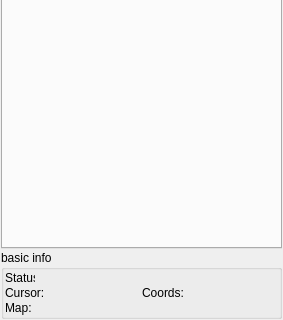
First picture: the form in SaSH/mainform.ui, repository bestkakkoii/SaSH, before the edit; both pictures show x 0 to 283 and y 161 to 481 of the 283 by 481 pixel window.
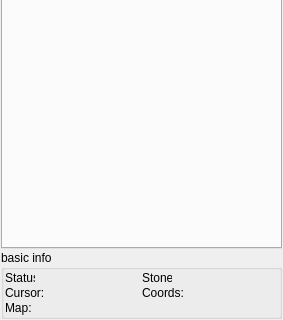
Second picture: the form after the edit. Custom widgets are drawn as their Qt base class.

What changed in the file:
```diff
--- a/SaSH/mainform.ui
+++ b/SaSH/mainform.ui
@@ -162,6 +162,11 @@
         <number>1</number>
        </property>
        <item>
+        <layout class="QHBoxLayout" name="horizontalLayout_9">
+         <property name="spacing">
+          <number>1</number>
+         </property>
+         <item>
         <layout class="QHBoxLayout" name="horizontalLayout_3">
          <item>
           <widget class="QLabel" name="label_status_">
@@ -197,6 +202,47 @@
             </size>
            </property>
           </widget>
+           </item>
+          </layout>
+         </item>
+         <item>
+          <layout class="QHBoxLayout" name="horizontalLayout_8">
+           <item>
+            <widget class="QLabel" name="label_stone_">
+             <property name="minimumSize">
+              <size>
+               <width>30</width>
+               <height>14</height>
+              </size>
+             </property>
+             <property name="maximumSize">
+              <size>
+               <width>30</width>
+               <height>14</height>
+              </size>
+             </property>
+             <property name="text">
+              <string>Stone:</string>
+             </property>
+            </widget>
+           </item>
+           <item>
+            <widget class="FastLabel" name="label_stone" native="true">
+             <property name="minimumSize">
+              <size>
+               <width>0</width>
+               <height>14</height>
+              </size>
+             </property>
+             <property name="maximumSize">
+              <size>
+               <width>16777215</width>
+               <height>14</height>
+              </size>
+             </property>
+            </widget>
+           </item>
+          </layout>
          </item>
         </layout>
        </item>
```
Lines whose indentation alone changed are shown as unchanged.
